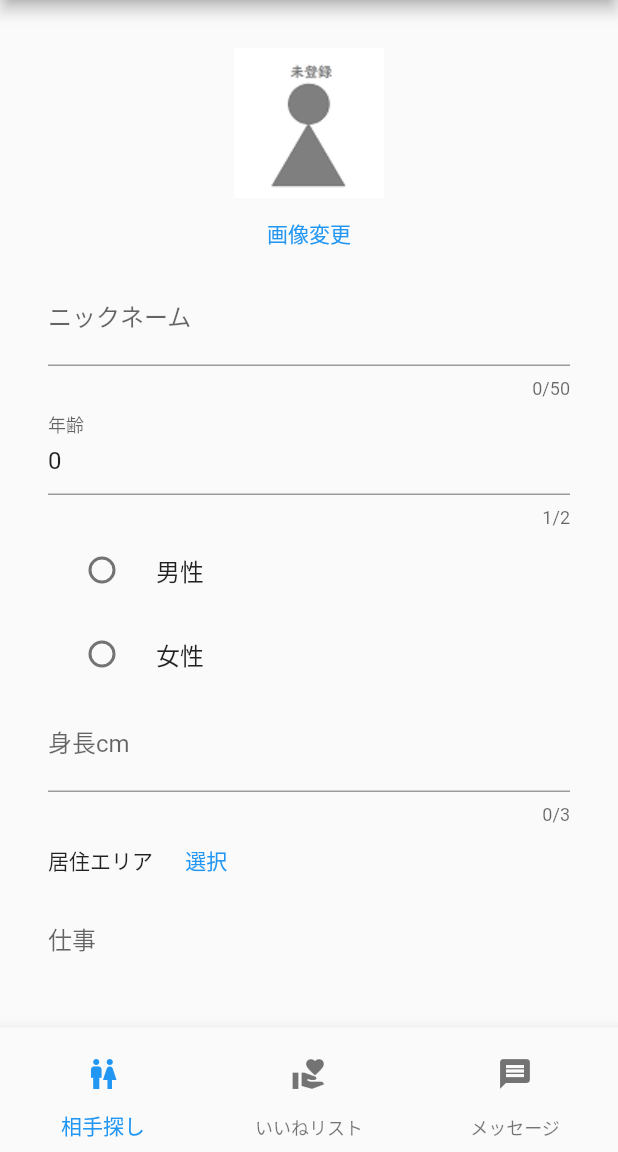
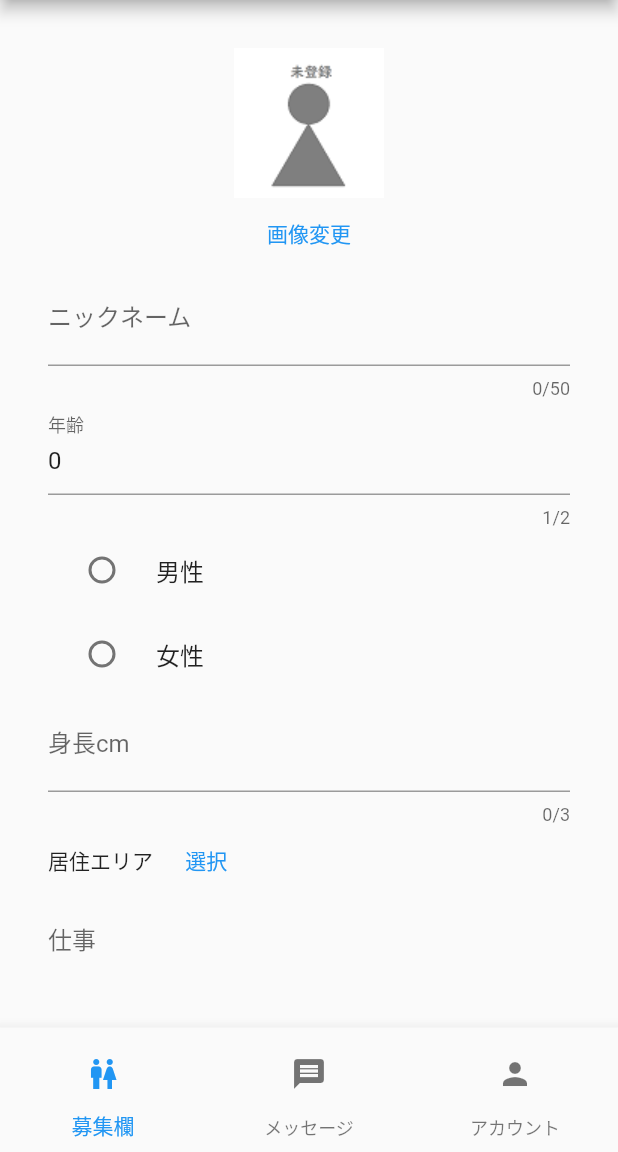
Before and after one commit to RyotaroSeto/now-go-app, a Flutter app: the MyProfileScreen screen opened by its route, on a phone screen of 412 x 824 dp, the part 84-1236 px from its top. Run offline on Flutter 3.47's test engine with Material 2 defaults, Android fonts, the light colour scheme and no system bars; our stand-ins replace cookie_jar, dio, dio_cookie_manager, email_validator, flutter_dotenv, image_picker; accounts and stored records are empty.

Commit message:
fix nabbotton

```diff
--- a/lib/widgets/bottomNavBarWidget.dart
+++ b/lib/widgets/bottomNavBarWidget.dart
@@ -10,21 +10,21 @@ class BottomNavBarWidget extends StatelessWidget {
     return BottomNavigationBar(
       items: [
         BottomNavigationBarItem(
-            label: '相手探し',
+            label: '募集欄',
             icon: IconButton(
               icon: const Icon(Icons.wc),
               onPressed: () {
                 // Navigator.pushNamed(context, '/looking');
               },
             )),
-        BottomNavigationBarItem(
-            label: 'いいねリスト',
-            icon: IconButton(
-              icon: const Icon(Icons.volunteer_activism),
-              onPressed: () {
-                // Navigator.pushNamed(context, '/chance');
-              },
-            )),
+        // BottomNavigationBarItem(
+        //     label: 'いいねリスト',
+        //     icon: IconButton(
+        //       icon: const Icon(Icons.volunteer_activism),
+        //       onPressed: () {
+        //         // Navigator.pushNamed(context, '/chance');
+        //       },
+        //     )),
         BottomNavigationBarItem(
             label: 'メッセージ',
             icon: IconButton(
@@ -33,6 +33,14 @@ class BottomNavBarWidget extends StatelessWidget {
                 // Navigator.pushNamed(context, '/message');
               },
             )),
+        BottomNavigationBarItem(
+            label: 'アカウント',
+            icon: IconButton(
+              icon: const Icon(Icons.person),
+              onPressed: () {
+                Navigator.pushNamed(context, '/my-profile');
+              },
+            )),
       ],
     );
   }
```
